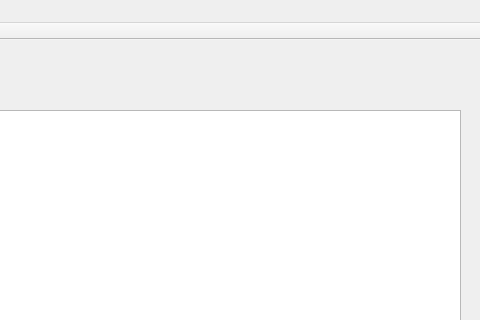
Old version of the form Ui_mainWindow.ui in the repository shangyexin/wechat_tools; both pictures show x 320 to 800 and y 0 to 320 of the 800 by 600 pixel window.
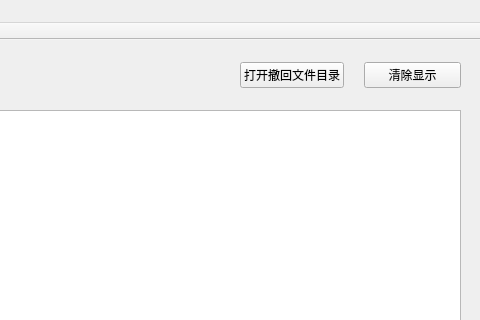
New version of the form. Icons and pictures are not drawn.

Commit message: feat: 增加图标与清屏按钮

Diff of the .ui file:
```diff
--- a/Ui_mainWindow.ui
+++ b/Ui_mainWindow.ui
@@ -163,6 +163,35 @@
      <string>扫码登录</string>
     </property>
    </widget>
+   <widget class="QWidget" name="horizontalLayoutWidget_3">
+    <property name="geometry">
+     <rect>
+      <x>560</x>
+      <y>10</y>
+      <width>221</width>
+      <height>51</height>
+     </rect>
+    </property>
+    <layout class="QHBoxLayout" name="horizontalLayout_3">
+     <property name="spacing">
+      <number>20</number>
+     </property>
+     <item>
+      <widget class="QPushButton" name="open_file_folder">
+       <property name="text">
+        <string>打开撤回文件目录</string>
+       </property>
+      </widget>
+     </item>
+     <item>
+      <widget class="QPushButton" name="clear_display">
+       <property name="text">
+        <string>清除显示</string>
+       </property>
+      </widget>
+     </item>
+    </layout>
+   </widget>
   </widget>
   <widget class="QMenuBar" name="menubar">
    <property name="geometry">
```
Left out of the diff: 31 changed lines with no effect on the pictures. The commit also changes 4 other files.
